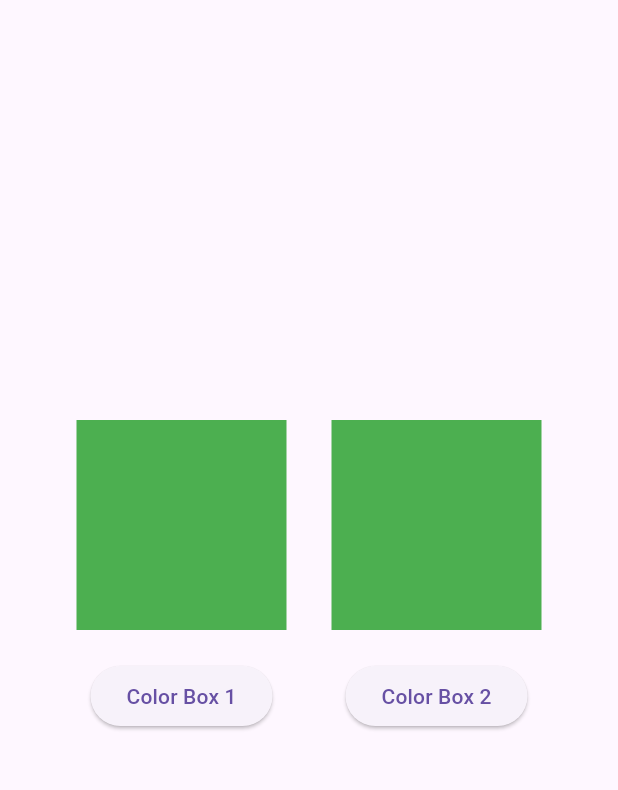
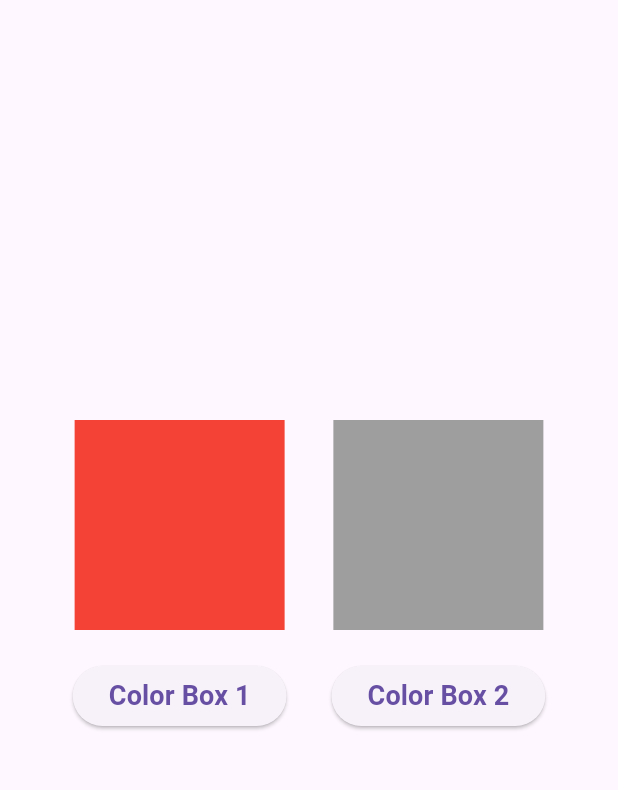
Before and after one commit to adityaashinde/flutter-projects, a Flutter app: the screen it shows after launch, after a tap on "Color Box 1", on a phone screen of 412 x 824 dp, the part 84-874 px from its top. Run offline on Flutter 3.47's test engine with Material 3 defaults, Android fonts, the phone set to English and light mode, and no system bars.

Commit message:
Toggle Color Box App

```diff
--- a/toggle_color_box/lib/main.dart
+++ b/toggle_color_box/lib/main.dart
@@ -23,22 +23,39 @@
 }
 
 class _ColorBoxState extends State<ColorBox> {
+  int countBox1 = 0;
+  int countBox2 = 0;
+
   bool box1Color = false;
   bool box2Color = false;
 
   Color setBox1Color() {
-    if (box1Color == false) {
+    if (countBox1 == 0) {
+      return Colors.grey;
+    } else if (countBox1 == 1) {
       return Colors.red;
+    } else if (countBox1 == 2) {
+      return Colors.blue;
+    } else if (countBox1 == 3) {
+      return Colors.green;
     } else {
-      return Colors.green;
+      countBox1 = 0;
+      return Colors.grey;
     }
   }
 
   Color setBox2Color() {
-    if (box2Color == false) {
+    if (countBox2 == 0) {
+      return Colors.grey;
+    } else if (countBox2 == 1) {
       return Colors.green;
+    } else if (countBox2 == 2) {
+      return Colors.blue;
+    } else if (countBox2 == 3) {
+      return Colors.red;
     } else {
-      return Colors.red;
+      countBox2 = 0;
+      return Colors.grey;
     }
   }
 
@@ -74,14 +91,13 @@
               ElevatedButton(
                 onPressed: () {
                   setState(() {
-                    if (box1Color == false) {
-                      box1Color = true;
-                    } else {
-                      box1Color = false;
-                    }
+                    countBox1++;
                   });
                 },
-                child: const Text("Color Box 1"),
+                child: const Text(
+                  "Color Box 1",
+                  style: TextStyle(fontWeight: FontWeight.bold, fontSize: 18),
+                ),
               ),
             ],
           ),
@@ -104,14 +120,13 @@
               ElevatedButton(
                 onPressed: () {
                   setState(() {
-                    if (box2Color == false) {
-                      box2Color = true;
-                    } else {
-                      box2Color = false;
-                    }
+                    countBox2++;
                   });
                 },
-                child: const Text("Color Box 2"),
+                child: const Text(
+                  "Color Box 2",
+                  style: TextStyle(fontWeight: FontWeight.bold, fontSize: 18),
+                ),
               ),
             ],
           ),
```
